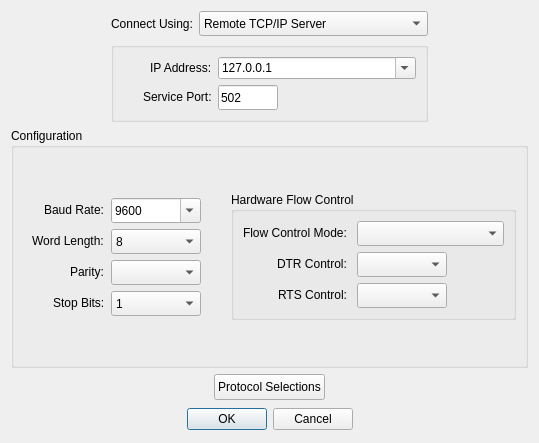
The window that src/dialogs/dialogconnectiondetails.ui (sanny32/OpenModScan) describes before a commit, drawn with Qt 5.
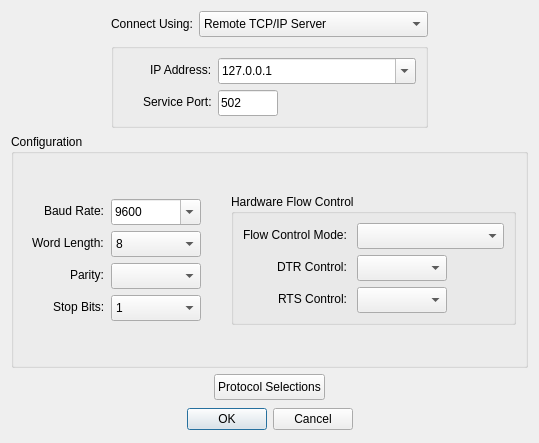
The same window after the commit. The open tabs and pages were chosen to show the change. Custom widgets are drawn as their Qt base class.

The edit to the form file:
```diff
--- a/src/dialogs/dialogconnectiondetails.ui
+++ b/src/dialogs/dialogconnectiondetails.ui
@@ -87,7 +87,7 @@
                 <property name="minimumSize">
                  <size>
                   <width>0</width>
-                  <height>25</height>
+                  <height>26</height>
                  </size>
                 </property>
                 <property name="maximumSize">
@@ -109,6 +109,12 @@
                   <verstretch>0</verstretch>
                  </sizepolicy>
                 </property>
+                <property name="minimumSize">
+                 <size>
+                  <width>0</width>
+                  <height>26</height>
+                 </size>
+                </property>
                 <property name="editable">
                  <bool>true</bool>
                 </property>
@@ -206,7 +212,7 @@
          <property name="minimumSize">
           <size>
            <width>0</width>
-           <height>25</height>
+           <height>26</height>
           </size>
          </property>
          <item>
@@ -274,7 +280,7 @@
           <property name="minimumSize">
            <size>
             <width>90</width>
-            <height>25</height>
+            <height>26</height>
            </size>
           </property>
           <property name="editable">
@@ -337,7 +343,7 @@
           <property name="minimumSize">
            <size>
             <width>90</width>
-            <height>25</height>
+            <height>26</height>
            </size>
           </property>
           <property name="currentIndex">
@@ -367,7 +373,7 @@
           <property name="minimumSize">
            <size>
             <width>90</width>
-            <height>25</height>
+            <height>26</height>
            </size>
           </property>
           <property name="currentIndex">
@@ -387,7 +393,7 @@
           <property name="minimumSize">
            <size>
             <width>90</width>
-            <height>25</height>
+            <height>26</height>
            </size>
           </property>
           <item>
@@ -431,7 +437,7 @@
            <property name="minimumSize">
             <size>
              <width>0</width>
-             <height>25</height>
+             <height>26</height>
             </size>
            </property>
            <property name="currentIndex">
@@ -457,7 +463,7 @@
            <property name="minimumSize">
             <size>
              <width>90</width>
-             <height>25</height>
+             <height>26</height>
             </size>
            </property>
           </widget>
@@ -480,7 +486,7 @@
            <property name="minimumSize">
             <size>
              <width>90</width>
-             <height>25</height>
+             <height>26</height>
             </size>
            </property>
           </widget>
```
Left out of the diff: 6 changed lines with no effect on the pictures.
